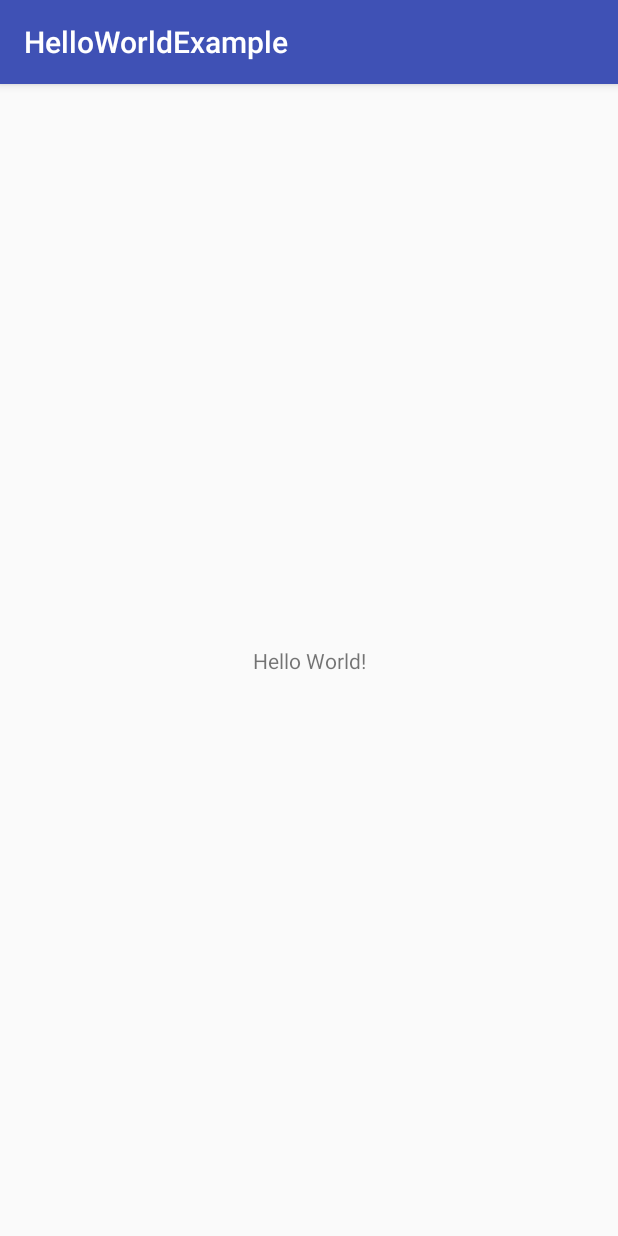
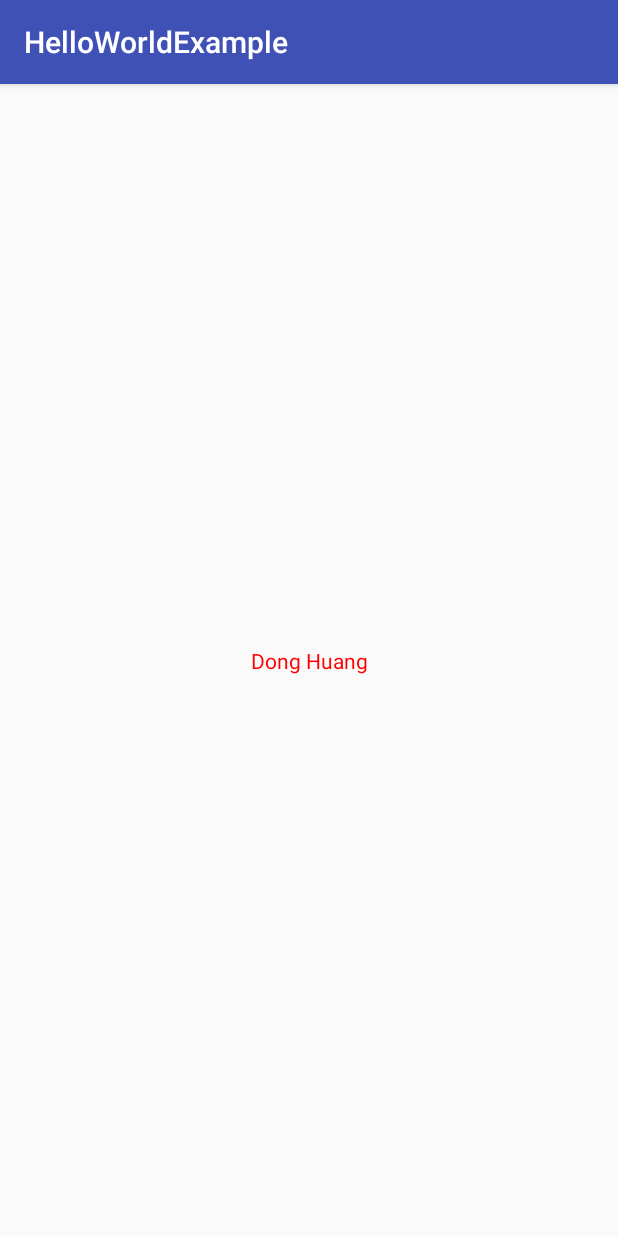
Before and after one commit to huangdgm/android-development-tutorial, an Android app: the screen it shows after launch (MainActivity), on a phone screen of 412 x 824 dp. Run offline under Robolectric (Android 15) with nearby library versions, the phone set to English and light mode, and no system bars.

Commit message:
The life-cycle of activity

```diff
--- a/HelloWorldExample/app/src/main/java/nz/ac/aut/helloworldexample/MainActivity.java
+++ b/HelloWorldExample/app/src/main/java/nz/ac/aut/helloworldexample/MainActivity.java
@@ -2,12 +2,69 @@ package nz.ac.aut.helloworldexample;
 
 import android.support.v7.app.AppCompatActivity;
 import android.os.Bundle;
+import android.util.Log;
+import android.widget.TextView;
 
+// When the activity is first started, the onStart() and the onResume() get called.
+// When the user click the Home button directly from the activity, the onPause() and the onStop() get called.
+// When the user relaunch the activity again, the onRestart(), onStart() and the onResume() get called.
+// When the user lock the screen directly from the activity, the onPause() and the onStop() get called.
+// When the user unlock the screen, then the activity will be displayed on the screen, the onRestart(), onStart() and the onResume() get called.
+// When the user click the Back button, the activity will be destroyed, the onPause(), onStop() and the onDestroy() get called.
 public class MainActivity extends AppCompatActivity {
 
+    // This is the first callback and called when the activity is first created.
     @Override
     protected void onCreate(Bundle savedInstanceState) {
         super.onCreate(savedInstanceState);
+        // Loads UI components from res/layout/activity_main.xml file
         setContentView(R.layout.activity_main);
+
+        // This is an example of accessing the resource in the Java code.
+        // Get the view by id. The view is a resource.
+        // R is an auto-generated class who manages all the resources defined in the res/ directory.
+        TextView tv = (TextView) findViewById(R.id.textview);
+        tv.setText("Dong Huang");
+    }
+
+
+    // This callback is called when the activity becomes visible to the user.
+    @Override
+    protected void onStart() {
+        super.onStart();
+        Log.d("Android:", "The onStart() event");
+    }
+
+    // This is called when the user starts interacting with the application.
+    @Override
+    protected void onResume() {
+        super.onResume();
+        Log.d("Android:", "The onResume() event");
+    }
+
+    @Override
+    protected void onPause() {
+        super.onPause();
+        Log.d("Android:", "The onPause() event");
+    }
+
+    @Override
+    protected void onStop() {
+        super.onStop();
+        Log.d("Android:", "The onStop() event");
+    }
+
+    @Override
+    protected void onRestart() {
+        super.onRestart();
+        Log.d("Android:", "The onRestart() event");
+    }
+
+    // This callback is called before the activity is destroyed by the system.
+    // For example, if you click the Back button on the device, then this activity will be destroyed.
+    @Override
+    protected void onDestroy() {
+        super.onDestroy();
+        Log.d("Android:", "The onDestroy() event");
     }
 }
--- a/HelloWorldExample/app/src/main/res/layout/activity_main.xml
+++ b/HelloWorldExample/app/src/main/res/layout/activity_main.xml
@@ -7,12 +7,14 @@
     tools:context="nz.ac.aut.helloworldexample.MainActivity">
 
     <TextView
+        android:id="@+id/textview"
         android:layout_width="wrap_content"
         android:layout_height="wrap_content"
-        android:text="Hello World!"
         app:layout_constraintBottom_toBottomOf="parent"
         app:layout_constraintLeft_toLeftOf="parent"
         app:layout_constraintRight_toRightOf="parent"
-        app:layout_constraintTop_toTopOf="parent" />
+        app:layout_constraintTop_toTopOf="parent"
+        android:textColor="@color/opaque_red"
+        android:text="@string/text_displayed" />    // Access resource defined in another resource file.
 
 </android.support.constraint.ConstraintLayout>
--- a/HelloWorldExample/app/src/main/res/values/colors.xml
+++ b/HelloWorldExample/app/src/main/res/values/colors.xml
@@ -3,4 +3,5 @@
     <color name="colorPrimary">#3F51B5</color>
     <color name="colorPrimaryDark">#303F9F</color>
     <color name="colorAccent">#FF4081</color>
+    <color name="opaque_red">#f00</color>
 </resources>
--- a/HelloWorldExample/app/src/main/res/values/strings.xml
+++ b/HelloWorldExample/app/src/main/res/values/strings.xml
@@ -1,3 +1,4 @@
 <resources>
     <string name="app_name">HelloWorldExample</string>
+    <string name="text_displayed">Hello World</string>
 </resources>
```
Also changed, not shown: HelloWorldExample/app/src/main/AndroidManifest.xml (+7 -3 lines).
